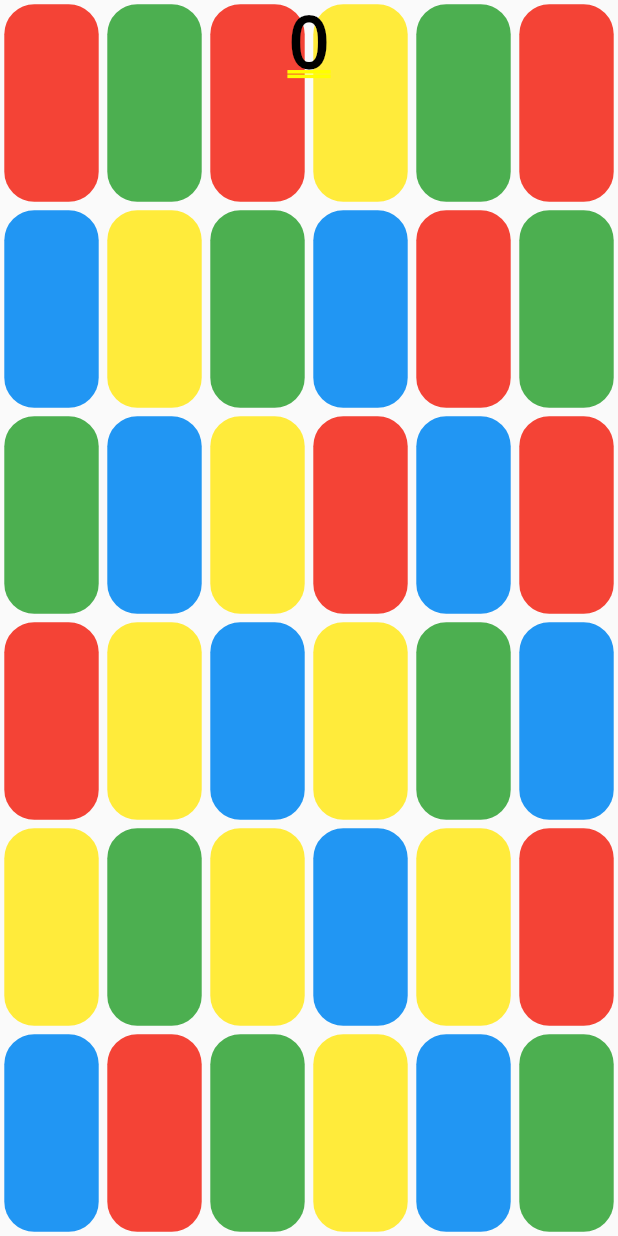
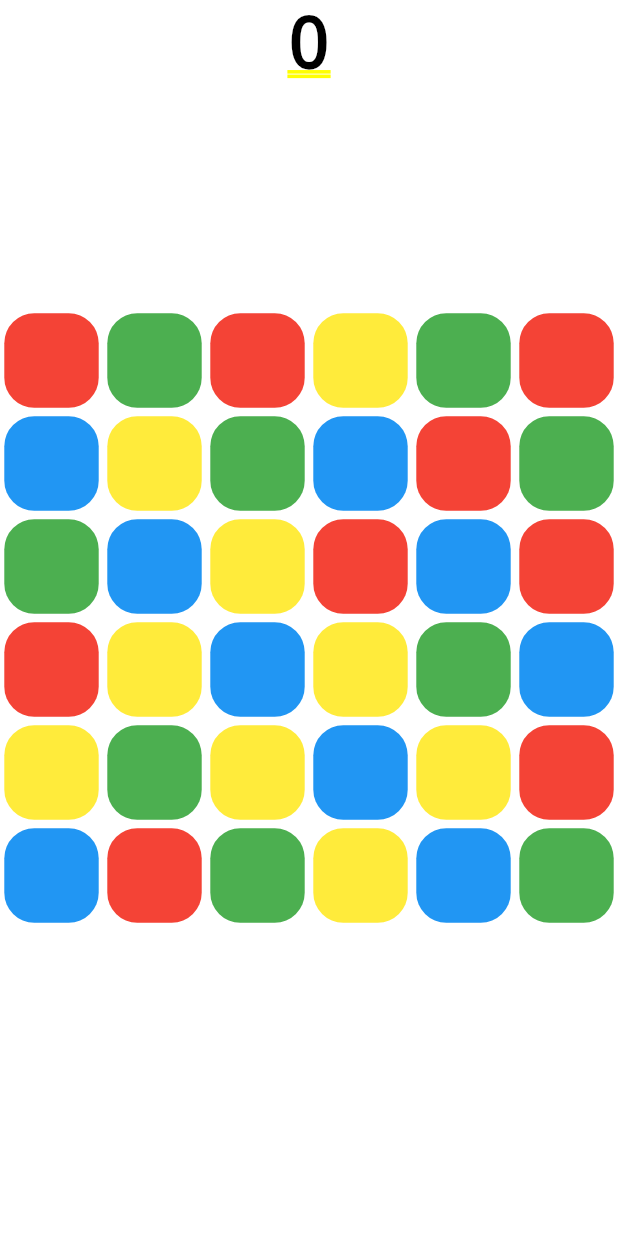
Before and after one commit to AlabasterAxe/color_game, a Flutter app: the screen it shows after launch, on a phone screen of 412 x 824 dp. Run offline on Flutter 3.47's test engine with Material 2 defaults, Android fonts, the phone set to English and light mode, and no system bars.

Commit message:
make a more flexible game grid

```diff
--- a/lib/game.dart
+++ b/lib/game.dart
@@ -75,16 +75,9 @@ class _GameWidgetState extends State<GameWidget> {
     return result;
   }
 
-  GameBox getTappedBox(Offset globalTapCoords) {
+  GameBox getTappedBox(Offset localTapCoords, ViewTransformation vt) {
     for (GameBox box in boxes.where((b) => b.color != Colors.transparent)) {
-      ViewTransformation vt = ViewTransformation(
-          from: Rect.fromLTRB(
-              -widget.config.gridSize.width / 2,
-              -widget.config.gridSize.height / 2,
-              widget.config.gridSize.width / 2,
-              widget.config.gridSize.height / 2),
-          to: Offset(0, 0) & MediaQuery.of(context).size);
-      if (box.getRect(vt).contains(globalTapCoords)) {
+      if (box.getRect(vt).contains(localTapCoords)) {
         return box;
       }
     }
@@ -269,28 +262,34 @@ class _GameWidgetState extends State<GameWidget> {
 
   @override
   Widget build(BuildContext context) {
-    List<Widget> stackChildren = [];
+    return LayoutBuilder(builder: (context, constraints) {
       ViewTransformation vt = ViewTransformation(
           from: Rect.fromLTRB(
               -widget.config.gridSize.width / 2,
               -widget.config.gridSize.height / 2,
               widget.config.gridSize.width / 2,
               widget.config.gridSize.height / 2),
-        to: Offset(0, 0) & MediaQuery.of(context).size);
+          to: Offset(0, 0) & constraints.biggest);
+      List<Widget> stackChildren = [];
+
       stackChildren
           .addAll(boxes.map((b) => GameBoxWidget(box: b, vt: vt)).toList());
 
-    return Scaffold(
-      body: Center(
-        child: GestureDetector(
+      return GestureDetector(
           onPanStart: (DragStartDetails deets) {
-              tapStartLoc = deets.globalPosition;
-              tappedBox = getTappedBox(tapStartLoc);
+            tapStartLoc = deets.localPosition;
+            tappedBox = getTappedBox(tapStartLoc, vt);
+            if (tappedBox != null) {
               slidingColumn = getColumnMates(tappedBox);
               slidingRow = getRowMates(tappedBox);
+            }
           },
           onPanUpdate: (DragUpdateDetails deets) {
-              tapUpdateLoc = deets.globalPosition;
+            if (tappedBox == null) {
+              return;
+            }
+
+            tapUpdateLoc = deets.localPosition;
             Offset delta = tapUpdateLoc - tapStartLoc;
             Rect boxSize = tappedBox.getRect(vt);
             // once the user is outside of a small window they can't change
@@ -313,6 +312,7 @@ class _GameWidgetState extends State<GameWidget> {
             });
           },
           onPanEnd: (DragEndDetails deets) {
+            if (tappedBox != null) {
               Offset delta = tapUpdateLoc - tapStartLoc;
               Rect boxSize = tappedBox.getRect(vt);
               if (draggingCol) {
@@ -339,6 +339,8 @@ class _GameWidgetState extends State<GameWidget> {
                   _snapBoxes();
                 });
               }
+            }
+
             tappedBox = null;
             slidingColumn = null;
             slidingRow = null;
@@ -347,12 +349,11 @@ class _GameWidgetState extends State<GameWidget> {
           child: Column(
             children: [
               Expanded(
-                  child: Stack(
-                      alignment: Alignment.center, children: stackChildren),
+                child:
+                    Stack(alignment: Alignment.center, children: stackChildren),
               ),
             ],
-            )),
-      ),
-    );
+          ));
+    });
   }
 }
--- a/lib/main.dart
+++ b/lib/main.dart
@@ -46,9 +46,12 @@ class _GamePageState extends State<GamePage> {
 
   @override
   Widget build(BuildContext context) {
-    return SafeArea(
-      child: Stack(children: [
-        Positioned.fill(
+    return Container(
+      color: Colors.white,
+      child: SafeArea(
+        child: Stack(alignment: Alignment.center, children: [
+          AspectRatio(
+            aspectRatio: 1,
             child: GameWidget(
                 config: widget.config,
                 onGameEvent: (GameEvent e) {
@@ -56,9 +59,11 @@ class _GamePageState extends State<GamePage> {
                     case GameEventType.RUN:
                       _handleNewRun(e.metadata);
                   }
-                })),
-        Positioned.fill(child: Hud(score: score)),
-      ]),
+                }),
+          ),
+          Positioned.fill(child: Hud(score: score)),
+        ]),
+      ),
     );
   }
 }
```
Lines whose indentation alone changed are shown as unchanged.
